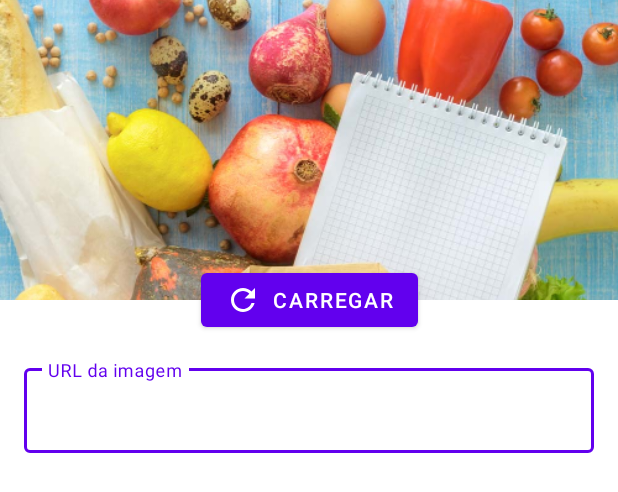
After one commit to Andrade-Tales/listaDeCompras, an Android app: the layout formulario_imagem.xml on its own in the app's theme, with its tools: preview values and no code run, on a phone screen of 412 x 824 dp. The commit adds this screen. Shown: the top 492 px of the screen. Run offline under Robolectric (Android 15) with nearby library versions, the phone set to English and light mode, and no system bars.

Commit message:
Adição de edição da imagem no card

```diff
--- a/app/src/main/java/com/lista/compras/ui/activity/FormularioProdutoActivity.kt
+++ b/app/src/main/java/com/lista/compras/ui/activity/FormularioProdutoActivity.kt
@@ -3,6 +3,7 @@
 import android.os.Bundle
 import android.widget.Button
 import android.widget.EditText
+import androidx.appcompat.app.AlertDialog
 import androidx.appcompat.app.AppCompatActivity
 import com.lista.compras.R
 import com.lista.compras.dao.ProdutosDao
@@ -18,12 +19,21 @@
 
     override fun onCreate(savedInstanceState: Bundle?) {
         super.onCreate(savedInstanceState)
+        setContentView(binding.root)
         configuraBotaoSalvar()
+        binding.activityFormularioProdutoImagem.setOnClickListener {
+            // Caixa de diálogo: com chamadas encadeadas
+            AlertDialog.Builder(this)
+                .setView(R.layout.formulario_imagem)
+                .setPositiveButton("Confirmar") { _, _ -> }
+                .setNegativeButton("Cancelar") { _, _ -> }
+                .show()
+        }
     }
 
     // Extração de método
     private fun configuraBotaoSalvar() {
-        val botaoSalvar = findViewById<Button>(R.id.activity_formulario_produto_botao_salvar)
+        val botaoSalvar = binding.activityFormularioProdutoBotaoSalvar
         val dao = ProdutosDao()
         botaoSalvar.setOnClickListener {
             val produtoNovo = criaProduto()
@@ -34,11 +44,11 @@
 
     // Extração de método
     private fun criaProduto(): Produto {
-        val campoNome = findViewById<EditText>(R.id.activity_formulario_produto_nome)
+        val campoNome = binding.activityFormularioProdutoNome
         val nome = campoNome.text.toString()
-        val campoDescricao = findViewById<EditText>(R.id.activity_formulario_produto_descricao)
+        val campoDescricao = binding.activityFormularioProdutoDescricao
         val descricao = campoDescricao.text.toString()
-        val campoValor = findViewById<EditText>(R.id.activity_formulario_produto_valor)
+        val campoValor = binding.activityFormularioProdutoValor
         val valorEmTexto = campoValor.text.toString()
         val valor = if (valorEmTexto.isBlank()) {
             BigDecimal.ZERO
--- a/app/src/main/java/com/lista/compras/ui/activity/ListaProdutosActivity.kt
+++ b/app/src/main/java/com/lista/compras/ui/activity/ListaProdutosActivity.kt
@@ -1,11 +1,8 @@
 package com.lista.compras.ui.activity
 
 import android.content.Intent
+import android.os.Bundle
 import androidx.appcompat.app.AppCompatActivity
-import android.os.Bundle
-import androidx.recyclerview.widget.RecyclerView
-import com.google.android.material.floatingactionbutton.FloatingActionButton
-import com.lista.compras.R
 import com.lista.compras.dao.ProdutosDao
 import com.lista.compras.databinding.ActivityListaProdutosActivityBinding
 import com.lista.compras.recyclerview.adapter.ListaProdutosAdapter
--- /dev/null
+++ b/app/src/main/res/drawable/ic_action_refresh.xml
@@ -0,0 +1,5 @@
+<vector android:height="24dp" android:tint="#000000"
+    android:viewportHeight="24" android:viewportWidth="24"
+    android:width="24dp" xmlns:android="http://schemas.android.com/apk/res/android">
+    <path android:fillColor="@android:color/white" android:pathData="M17.65,6.35C16.2,4.9 14.21,4 12,4c-4.42,0 -7.99,3.58 -7.99,8s3.57,8 7.99,8c3.73,0 6.84,-2.55 7.73,-6h-2.08c-0.82,2.33 -3.04,4 -5.65,4 -3.31,0 -6,-2.69 -6,-6s2.69,-6 6,-6c1.66,0 3.14,0.69 4.22,1.78L13,11h7V4l-2.35,2.35z"/>
+</vector>
--- a/app/src/main/res/layout/activity_lista_produtos_activity.xml
+++ b/app/src/main/res/layout/activity_lista_produtos_activity.xml
@@ -21,12 +21,12 @@
         android:id="@+id/activity_lista_produtos_fab"
         android:layout_width="wrap_content"
         android:layout_height="wrap_content"
+        android:clickable="true"
         android:layout_margin="16dp"
-        android:clickable="true"
         android:focusable="true"
         app:layout_constraintBottom_toBottomOf="parent"
         app:layout_constraintEnd_toEndOf="parent"
-        app:srcCompat="@drawable/ic_baseline_add_24" />
+        app:srcCompat="@drawable/ic_action_add" />
 
 
 </androidx.constraintlayout.widget.ConstraintLayout>
--- /dev/null
+++ b/app/src/main/res/layout/formulario_imagem.xml
@@ -0,0 +1,55 @@
+<?xml version="1.0" encoding="utf-8"?>
+<ScrollView xmlns:android="http://schemas.android.com/apk/res/android"
+    xmlns:app="http://schemas.android.com/apk/res-auto"
+    android:layout_width="match_parent"
+    android:layout_height="wrap_content"
+    android:fillViewport="true">
+
+    <androidx.constraintlayout.widget.ConstraintLayout
+        android:layout_width="match_parent"
+        android:layout_height="wrap_content">
+
+
+        <ImageView
+            android:id="@+id/formulario_imagem_imageview"
+            android:layout_width="0dp"
+            android:layout_height="200dp"
+            android:scaleType="centerCrop"
+            app:layout_constraintEnd_toEndOf="parent"
+            app:layout_constraintStart_toStartOf="parent"
+            app:layout_constraintTop_toTopOf="parent"
+            app:srcCompat="@drawable/imagem_padrao" />
+
+        <Button
+            android:id="@+id/formulario_imagem_botao_carregar"
+            android:layout_width="wrap_content"
+            android:layout_height="wrap_content"
+            android:text="Carregar"
+            app:icon="@drawable/ic_action_refresh"
+            app:layout_constraintBottom_toBottomOf="@id/formulario_imagem_imageview"
+            app:layout_constraintEnd_toEndOf="parent"
+            app:layout_constraintStart_toStartOf="parent"
+            app:layout_constraintTop_toBottomOf="@id/formulario_imagem_imageview" />
+
+        <com.google.android.material.textfield.TextInputLayout
+            android:id="@+id/formulario_imagem_textinputlayout_url"
+            style="@style/Widget.MaterialComponents.TextInputLayout.OutlinedBox"
+            android:layout_width="match_parent"
+            android:layout_height="wrap_content"
+            android:layout_margin="16dp"
+            app:layout_constraintBottom_toBottomOf="parent"
+            app:layout_constraintEnd_toEndOf="parent"
+            app:layout_constraintStart_toStartOf="parent"
+            app:layout_constraintTop_toBottomOf="@id/formulario_imagem_botao_carregar">
+
+            <com.google.android.material.textfield.TextInputEditText
+                android:id="@+id/formulario_imagem_url"
+                android:layout_width="match_parent"
+                android:layout_height="wrap_content"
+                android:hint="URL da imagem"
+                android:inputType="textUri" />
+        </com.google.android.material.textfield.TextInputLayout>
+
+    </androidx.constraintlayout.widget.ConstraintLayout>
+
+</ScrollView>
```
Also changed, not shown: app/src/main/res/drawable-v24/ic_action_add.xml (renamed from app/src/main/res/drawable-v24/ic_baseline_add_24.xml).
